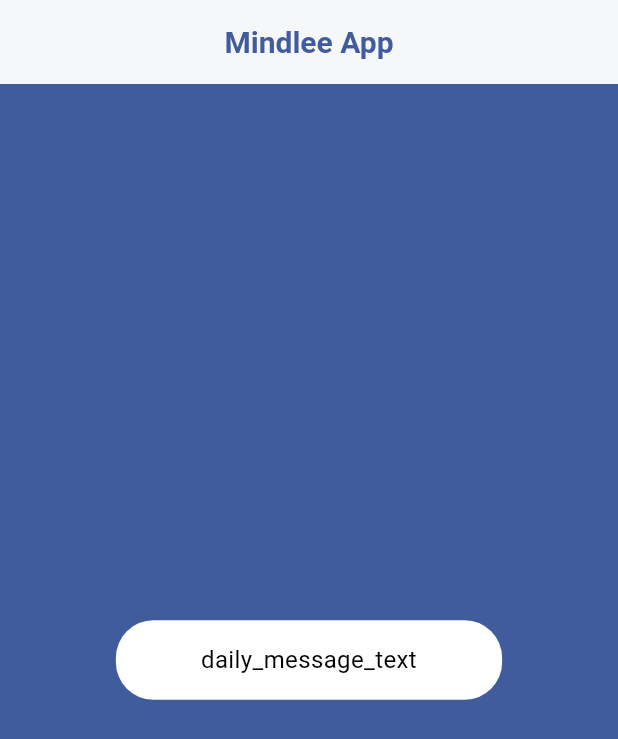
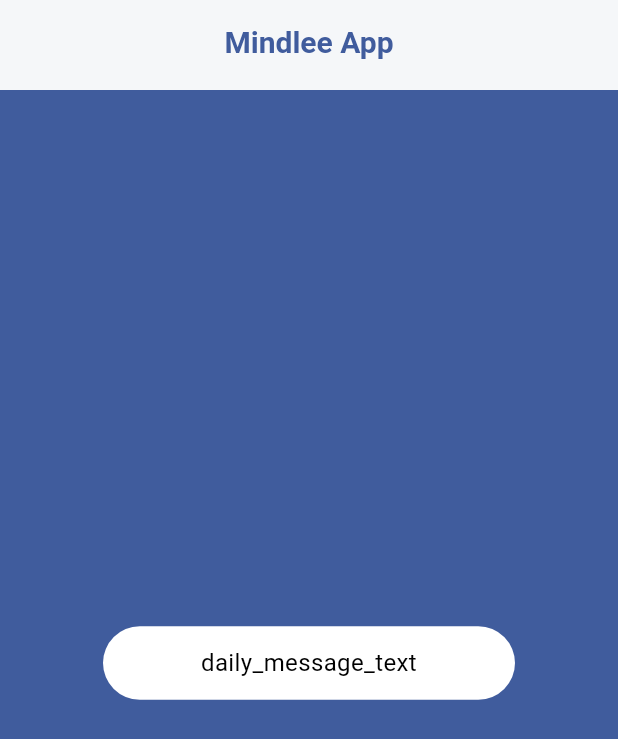
Before and after one commit to onur-cebeci/Mindlee-Demo, a Flutter app: the screen it shows after launch, on a phone screen of 412 x 824 dp. Shown: the top 739 px of the screen. Run offline on Flutter 3.47's test engine with Material 3 defaults, Android fonts, the phone set to English and light mode, and no system bars; our stand-ins replace auto_route, easy_localization, flutter_riverpod.

Commit message:
daily screen design completed

```diff
--- a/assets/translations/en-US.json
+++ b/assets/translations/en-US.json
@@ -1,5 +1,6 @@
 {
 
-"daily_message_text":"Daily Message"
+"daily_message_text":"Daily Message",
+"dear" : "Dear"
 
 }
--- a/assets/translations/tr-TR.json
+++ b/assets/translations/tr-TR.json
@@ -1,5 +1,7 @@
 {
 
-"daily_message_text":"Günlük Mesaj"
+"daily_message_text":"Günlük Mesaj",
+"dear" : "Sevgili",
+"luck_number_of_the_day" :"Günün Şanslı Sayısı"
 
 }
--- a/lib/routers/app_router.dart
+++ b/lib/routers/app_router.dart
@@ -1,5 +1,6 @@
 import 'package:auto_route/auto_route.dart';
 import 'package:mindlee_demo/screens/home_screens/home_screen.dart';
+import 'package:mindlee_demo/screens/messages_screens/daily_message_screen.dart';
 part 'app_router.gr.dart';
 
 @AutoRouterConfig(replaceInRouteName: 'Screen,Route')
@@ -7,6 +8,7 @@ class AppRouter extends _$AppRouter {
   @override
   List<AutoRoute> get routes => [
         AutoRoute(page: HomeRoute.page, initial: true),
+        AutoRoute(page: DailyMessageRoute.page),
       ];
 }
 
--- a/lib/screens/home_screens/home_screen.dart
+++ b/lib/screens/home_screens/home_screen.dart
@@ -1,11 +1,10 @@
 import 'package:auto_route/auto_route.dart';
-import 'package:easy_localization/easy_localization.dart';
-
 import 'package:flutter/material.dart';
 import 'package:flutter_riverpod/flutter_riverpod.dart';
-import 'package:mindlee_demo/utils/constant.dart';
+import 'package:mindlee_demo/routers/app_router.dart';
 import 'package:mindlee_demo/utils/custom_theme_data.dart';
-import 'package:mindlee_demo/utils/fonts.dart';
+import 'package:mindlee_demo/widgets/custom_app_bar.dart';
+import 'package:mindlee_demo/widgets/custom_button.dart';
 
 @RoutePage()
 class HomeScreen extends ConsumerWidget {
@@ -15,41 +14,15 @@ class HomeScreen extends ConsumerWidget {
   Widget build(BuildContext context, WidgetRef ref) {
     return Scaffold(
       backgroundColor: CustomThemeData.primaryColor,
-      appBar: AppBar(
-        title: Text(
-          'Mindlee App',
-          style: customFont20Bold.copyWith(color: CustomThemeData.primaryColor),
+      appBar: const CustomAppBar(),
+      body: Center(
+        child: CustomButtonWidget(
+          text: 'daily_message_text',
+          onTap: () {
+            context.router.push(const DailyMessageRoute());
+          },
         ),
-        centerTitle: true,
-        elevation: 1,
-        backgroundColor: CustomThemeData.whiteColor,
-      ),
-      body: const Center(
-        child: CustomButtonWidget(),
       ),
     );
   }
 }
-
-class CustomButtonWidget extends StatelessWidget {
-  const CustomButtonWidget({
-    super.key,
-  });
-
-  @override
-  Widget build(BuildContext context) {
-    Size size = MediaQuery.of(context).size;
-    return Container(
-      width: size.width / 1.6,
-      padding: const EdgeInsets.symmetric(vertical: AppConstant.padding15),
-      decoration: BoxDecoration(
-          color: CustomThemeData.whiteColor,
-          borderRadius: BorderRadius.circular(AppConstant.padding25)),
-      child: const Text(
-        'daily_message_text',
-        textAlign: TextAlign.center,
-        style: customFont16,
-      ).tr(),
-    );
-  }
-}
--- a/lib/utils/constant.dart
+++ b/lib/utils/constant.dart
@@ -1,10 +1,11 @@
 class AppConstant {
   //Paddings
-  static const extraLargePadding = 40.0;
-  static const largePadding = 30.0;
+  static const padding40 = 40.0;
+  static const padding30 = 30.0;
   static const padding25 = 25.0;
   static const padding20 = 20.0;
   static const padding15 = 15.0;
+  static const paddingButton = 13.0;
   static const padding10 = 10.0;
   static const padding5 = 5.0;
 }
--- a/lib/utils/fonts.dart
+++ b/lib/utils/fonts.dart
@@ -274,5 +274,5 @@ const EdgeInsets customPaddingSmall = EdgeInsets.symmetric(
   horizontal: AppConstant.padding15,
 );
 const EdgeInsets customPaddingLarge = EdgeInsets.symmetric(
-  horizontal: AppConstant.largePadding,
+  horizontal: AppConstant.padding30,
 );
--- /dev/null
+++ b/lib/widgets/custom_app_bar.dart
@@ -0,0 +1,25 @@
+import 'package:flutter/material.dart';
+import 'package:mindlee_demo/utils/custom_theme_data.dart';
+import 'package:mindlee_demo/utils/fonts.dart';
+
+class CustomAppBar extends StatelessWidget implements PreferredSizeWidget {
+  const CustomAppBar({
+    super.key,
+  });
+
+  @override
+  Widget build(BuildContext context) {
+    return AppBar(
+      title: Text(
+        'Mindlee App',
+        style: customFont20Bold.copyWith(color: CustomThemeData.primaryColor),
+      ),
+      centerTitle: true,
+      elevation: 1,
+      backgroundColor: CustomThemeData.whiteColor,
+    );
+  }
+
+  @override
+  Size get preferredSize => const Size.fromHeight(60);
+}
--- /dev/null
+++ b/lib/widgets/custom_button.dart
@@ -0,0 +1,37 @@
+import 'package:easy_localization/easy_localization.dart';
+import 'package:flutter/material.dart';
+
+import 'package:mindlee_demo/utils/constant.dart';
+import 'package:mindlee_demo/utils/custom_theme_data.dart';
+import 'package:mindlee_demo/utils/fonts.dart';
+
+class CustomButtonWidget extends StatelessWidget {
+  const CustomButtonWidget({
+    super.key,
+    required this.text,
+    required this.onTap,
+  });
+
+  final String text;
+  final void Function()? onTap;
+  @override
+  Widget build(BuildContext context) {
+    Size size = MediaQuery.of(context).size;
+    return GestureDetector(
+      onTap: onTap,
+      child: Container(
+        width: size.width / 1.5,
+        padding:
+            const EdgeInsets.symmetric(vertical: AppConstant.paddingButton),
+        decoration: BoxDecoration(
+            color: CustomThemeData.whiteColor,
+            borderRadius: BorderRadius.circular(AppConstant.padding25)),
+        child: Text(
+          text,
+          textAlign: TextAlign.center,
+          style: customFont16,
+        ).tr(),
+      ),
+    );
+  }
+}
```
Also changed, not shown: lib/screens/messages_screens/daily_message_screen.dart (+81 -0 lines), lib/widgets/custom_icon_button.dart (added, +26 -0 lines), lib/widgets/daily_message_app_bar.dart (added, +49 -0 lines), lib/widgets/message_card.dart (added, +77 -0 lines), lib/widgets/pop_up_menu.dart (added, +29 -0 lines), lib/routers/app_router.gr.dart.
